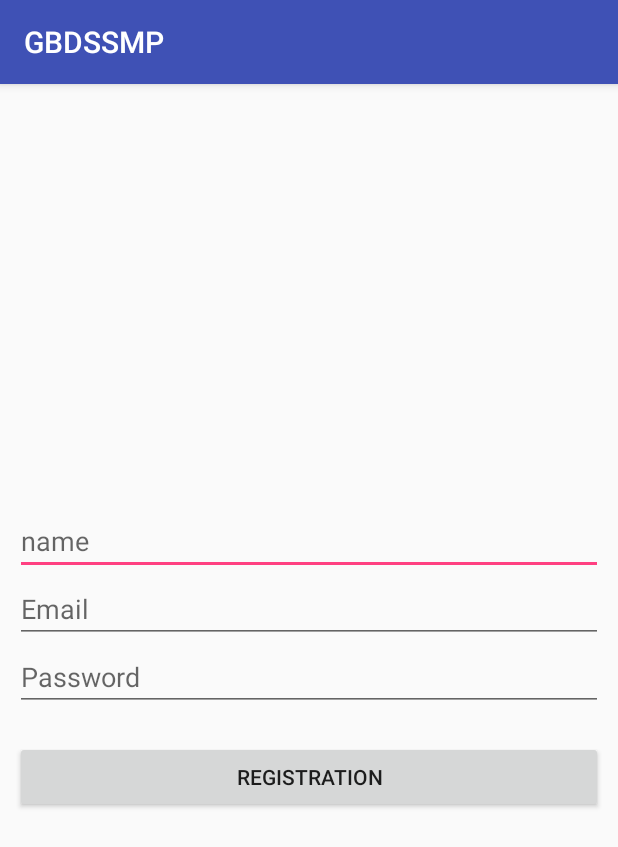
After one commit to GaryMBaker/CS103APP, an Android app: the RegistrationActivity screen opened directly, with no data from a screen before it, on a phone screen of 412 x 824 dp. The commit adds this screen. Shown: the top 847 px of the screen. Run offline under Robolectric (Android 15) with nearby library versions, the phone set to English and light mode, and no system bars; our stand-ins replace Firebase (no records; nobody signed in at launch, a user with empty details on screens opened directly); 1 statement that could not run was skipped.

Commit message:
problematic login and registration loads of errors in this commit

```diff
--- a/app/build.gradle
+++ b/app/build.gradle
@@ -23,10 +23,14 @@ dependencies {
     implementation 'com.android.support:appcompat-v7:27.1.1'
     implementation 'com.android.support.constraint:constraint-layout:1.1.1'
     implementation 'com.android.support:design:27.1.1'
+    implementation 'com.android.support:support-annotations:27.1.1'
     testImplementation 'junit:junit:4.12'
     androidTestImplementation 'com.android.support.test:runner:1.0.2'
     androidTestImplementation 'com.android.support.test.espresso:espresso-core:3.0.2'
     implementation 'com.google.firebase:firebase-core:16.0.0'
+    implementation 'com.google.firebase:firebase-database:16.0.1'
+    implementation 'com.google.firebase:firebase-auth:16.0.1'
+
 }
 
 apply plugin: 'com.google.gms.google-services'
--- a/app/src/main/java/gbdssmp/cs103/ames/ac/gbdssmp/MainActivity.java
+++ b/app/src/main/java/gbdssmp/cs103/ames/ac/gbdssmp/MainActivity.java
@@ -13,7 +13,6 @@ public class MainActivity extends AppCompatActivity {
     protected void onCreate(Bundle savedInstanceState) {
         super.onCreate(savedInstanceState);
         setContentView(R.layout.activity_main);
-
 
         Button liveChat = (Button) findViewById(R.id.liveChat);
         liveChat.setOnClickListener(new View.OnClickListener() {
--- /dev/null
+++ b/app/src/main/java/gbdssmp/cs103/ames/ac/gbdssmp/RegistrationActivity.java
@@ -0,0 +1,128 @@
+package gbdssmp.cs103.ames.ac.gbdssmp;
+
+import android.content.Intent;
+import android.support.annotation.NonNull;
+import android.support.v7.app.AppCompatActivity;
+import android.os.Bundle;
+import android.view.View;
+import android.widget.Button;
+import android.widget.EditText;
+import android.widget.Toast;
+import com.google.android.gms.tasks.OnCompleteListener;
+import com.google.android.gms.tasks.Task;
+import com.google.firebase.auth.AuthResult;
+import com.google.firebase.auth.FirebaseAuth;
+import com.google.firebase.auth.FirebaseUser;
+import com.google.firebase.auth.UserProfileChangeRequest;
+import com.google.firebase.database.DatabaseReference;
+import com.google.firebase.database.FirebaseDatabase;
+import java.util.HashMap;
+import java.util.Map;
+public class RegistrationActivity extends AppCompatActivity {
+
+
+    private Button mRegistration;
+    private EditText mEmail, mPassword, mName;
+    private FirebaseAuth mAuth;
+    private FirebaseAuth.AuthStateListener firebaseAuthStateListener;
+
+    @Override
+    protected void onCreate(Bundle savedInstanceState) {
+        super.onCreate(savedInstanceState);
+        setContentView(R.layout.activity_registration);
+
+        firebaseAuthStateListener = new FirebaseAuth.AuthStateListener() {
+            @Override
+            public void onAuthStateChanged(@NonNull FirebaseAuth firebaseAuth) {
+                FirebaseUser user = FirebaseAuth.getInstance().getCurrentUser();
+                if (user != null) {
+                    Intent intent = new Intent(getApplication(), MainActivity.class);
+                    intent.addFlags(Intent.FLAG_ACTIVITY_CLEAR_TOP);
+                    startActivity(intent);
+                    finish();
+                    return;
+                }
+            }
+        };
+
+        mAuth = FirebaseAuth.getInstance();
+
+        mRegistration = findViewById(R.id.registration);
+        mName = findViewById(R.id.name);
+        mEmail = findViewById(R.id.email);
+        mPassword = findViewById(R.id.password);
+
+        mRegistration.setOnClickListener(new View.OnClickListener() {
+            @Override
+            public void onClick(View view) {
+
+                final String name = mName.getText().toString();
+                final String email = mEmail.getText().toString();
+                final String password = mPassword.getText().toString();
+
+                if (name.isEmpty() || email.isEmpty() || password.isEmpty()) {
+
+                    Toast.makeText(getApplication(), "Please enter all your name, email and password",
+                            Toast.LENGTH_SHORT).show();
+                    return;
+                }
+
+                mAuth.createUserWithEmailAndPassword(email, password).addOnCompleteListener(
+                        RegistrationActivity.this, new OnCompleteListener<AuthResult>() {
+                            @Override
+                            public void onComplete(@NonNull Task<AuthResult> task) {
+                                if (!task.isSuccessful()) {
+
+                                    Toast.makeText(getApplication(), "ERROR. EMAIL IS INVALID",
+                                            Toast.LENGTH_SHORT).show();
+                                } else {
+
+                                    FirebaseUser user = mAuth.getCurrentUser();
+                                    UserProfileChangeRequest profileUpdates = new
+                                            UserProfileChangeRequest.Builder().setDisplayName(name).build();
+                                    user.updateProfile(profileUpdates);
+
+                                    String userId = mAuth.getCurrentUser().getUid();
+                                    DatabaseReference currentUserDb = FirebaseDatabase
+                                            .getInstance()
+                                            .getReference()
+                                            .child("users")
+                                            .child(userId);
+
+                                    Map userInfo = new HashMap();
+                                    userInfo.put("email", email);
+                                    userInfo.put("name", name);
+                                    userInfo.put("profileImageUrl", "default");
+
+                                    currentUserDb.updateChildren(userInfo);
+
+                                    Toast.makeText(getApplication(), "REGISTERED SUCCESSFULLY",
+                                            Toast.LENGTH_SHORT).show();
+                                }
+                            }
+                        });
+            }
+        });
+    }
+
+    @Override
+    protected void onStart() {
+        super.onStart();
+
+        mAuth.addAuthStateListener(firebaseAuthStateListener);
+    }
+
+    @Override
+    protected void onResume() {
+        super.onResume();
+
+        mAuth.addAuthStateListener(firebaseAuthStateListener);
+    }
+
+    @Override
+    protected void onStop() {
+        super.onStop();
+
+        mAuth.removeAuthStateListener(firebaseAuthStateListener);
+    }
+}
--- a/app/src/main/res/layout/activity_forum.xml
+++ b/app/src/main/res/layout/activity_forum.xml
@@ -5,7 +5,6 @@
     android:layout_width="match_parent"
     android:layout_height="match_parent"
     tools:context=".Forum">
-
 
     <ListView
         android:layout_width="match_parent"
@@ -15,5 +14,4 @@
 
     </ListView>
 
-
 </android.support.constraint.ConstraintLayout>
--- a/app/src/main/res/layout/activity_forums.xml
+++ b/app/src/main/res/layout/activity_forums.xml
@@ -25,6 +25,7 @@
         android:layout_height="wrap_content" />
 
     <Button
+        android:id="@+id/submitBtn"
         android:layout_below="@+id/newPost"
         android:layout_width="match_parent"
         android:layout_height="wrap_content"
--- /dev/null
+++ b/app/src/main/res/layout/activity_registration.xml
@@ -0,0 +1,38 @@
+<?xml version="1.0" encoding="utf-8"?>
+<LinearLayout xmlns:android="http://schemas.android.com/apk/res/android"
+    xmlns:app="http://schemas.android.com/apk/res-auto"
+    xmlns:tools="http://schemas.android.com/tools"
+    android:layout_width="match_parent"
+    android:layout_height="match_parent"
+    android:gravity="center"
+    android:orientation="vertical"
+    android:padding="10dp"
+    tools:context=".RegistrationActivity">
+
+    <EditText
+        android:id="@+id/name"
+        android:layout_width="match_parent"
+        android:layout_height="wrap_content"
+        android:hint="name" />
+
+    <EditText
+        android:id="@+id/email"
+        android:layout_width="match_parent"
+        android:layout_height="wrap_content"
+        android:hint="Email"
+        android:inputType="textEmailAddress" />
+
+    <EditText
+        android:id="@+id/password"
+        android:layout_width="match_parent"
+        android:layout_height="wrap_content"
+        android:hint="Password"
+        android:inputType="textPassword" />
+
+    <Button
+        android:id="@+id/registration"
+        android:layout_width="match_parent"
+        android:layout_height="wrap_content"
+        android:layout_marginTop="20dp"
+        android:text="registration" />
+</LinearLayout>
--- a/build.gradle
+++ b/build.gradle
@@ -12,6 +12,8 @@ buildscript {
         classpath 'com.google.gms:google-services:4.0.0'
         // NOTE: Do not place your application dependencies here; they belong
         // in the individual module build.gradle files
+
+
     }
 }
 
```
Also changed, not shown: app/src/main/AndroidManifest.xml (+12 -1 lines), app/src/main/java/gbdssmp/cs103/ames/ac/gbdssmp/ChatMessage.java (added, +52 -0 lines), app/src/main/java/gbdssmp/cs103/ames/ac/gbdssmp/Forum.java (+15 -10 lines), app/src/main/java/gbdssmp/cs103/ames/ac/gbdssmp/Forums.java (+22 -0 lines), app/src/main/java/gbdssmp/cs103/ames/ac/gbdssmp/LoginActivity.java (added, +96 -0 lines), app/src/main/java/gbdssmp/cs103/ames/ac/gbdssmp/SplashScreen.java (+54 -10 lines), app/src/main/res/layout/activity_login.xml (added, +38 -0 lines), app/src/main/res/values/strings.xml (+14 -0 lines).
